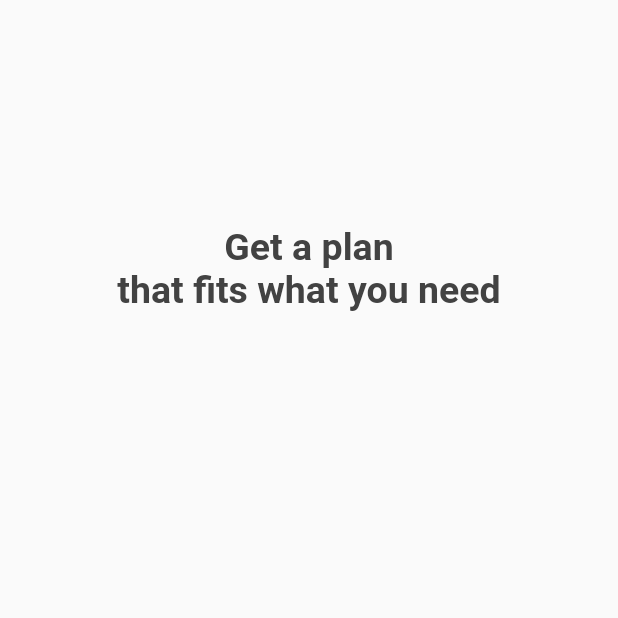
After one commit to ThEfReAkYgEeK/interviewassignment, a Flutter app: the NewPlanPage screen opened directly, on a phone screen of 412 x 824 dp, the top half of it. The commit adds this screen. Run offline on Flutter 3.47's test engine with Material 2 defaults, Android fonts, the phone set to English and light mode, and no system bars; our stand-ins replace google_fonts.

Commit message:
NewPlan page Heading Done

```diff
--- /dev/null
+++ b/lib/pages/newplanpage.dart
@@ -0,0 +1,59 @@
+import 'package:flutter/material.dart';
+
+class NewPlanPage extends StatefulWidget {
+  @override
+  _NewPlanPageState createState() => _NewPlanPageState();
+}
+
+class _NewPlanPageState extends State<NewPlanPage> {
+  final availablePlans = [
+    {
+      "name": "Domus Condo",
+      "3pin": true,
+      "6pin": true,
+      "AC": true,
+      "DC": false,
+      "openHours": 24,
+      "totalSlots": 6,
+    },
+    {
+      "name": "Axxel Innovation Centre",
+      "3pin": true,
+      "6pin": true,
+      "AC": true,
+      "DC": true,
+      "openHours": 12,
+      "totalSlots": 12,
+    },
+  ];
+
+  @override
+  Widget build(BuildContext context) {
+    return Scaffold(
+      body: Padding(
+        padding: const EdgeInsets.symmetric(horizontal: 20),
+        child: Column(
+          children: [
+            SizedBox(
+              height: MediaQuery.of(context).padding.top + 150,
+            ),
+            Padding(
+              padding: const EdgeInsets.symmetric(horizontal: 15.0),
+              child: Center(
+                child: Text(
+                  "Get a plan\nthat fits what you need",
+                  textAlign: TextAlign.center,
+                  style: TextStyle(
+                    color: Colors.grey[800],
+                    fontSize: 25,
+                    fontWeight: FontWeight.bold,
+                  ),
+                ),
+              ),
+            ),
+          ],
+        ),
+      ),
+    );
+  }
+}
--- a/lib/pages/planspage.dart
+++ b/lib/pages/planspage.dart
@@ -1,5 +1,6 @@
 import 'package:flutter/material.dart';
 import 'package:google_fonts/google_fonts.dart';
+import 'package:technosoftwares/pages/newplanpage.dart';
 import 'package:technosoftwares/pages/plandetailspage.dart';
 
 class PlansPage extends StatefulWidget {
@@ -145,7 +146,14 @@ class _PlansPageState extends State<PlansPage> {
                         Icons.add,
                         color: Colors.green,
                       ),
-                      onPressed: () {},
+                      onPressed: () {
+                        Navigator.push(
+                          context,
+                          MaterialPageRoute(
+                            builder: (context) => NewPlanPage(),
+                          ),
+                        );
+                      },
                     ),
                   ),
                   Container(
```
